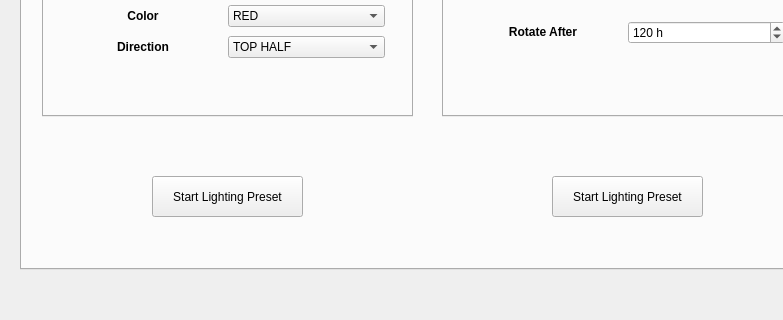
Before: the Qt Designer form _ui/FlashLapse_CP.ui in CoCl-Jerry/Flashlapse_Dev, drawn with Qt 5; both pictures show x 0 to 783 and y 370 to 690 of the 1280 by 690 pixel window.
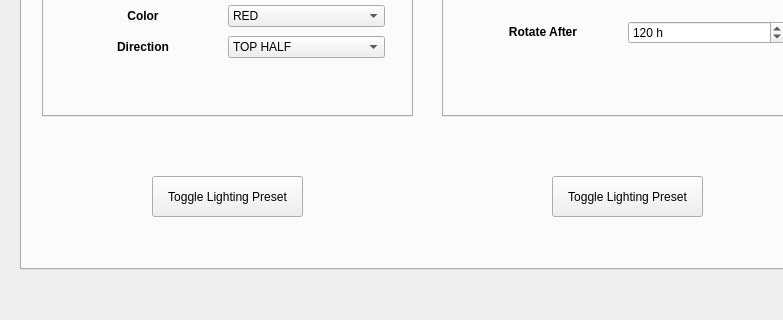
After: the same form once the commit is applied. The open tabs and pages were chosen to show the change. Icons and pictures are not drawn.

Diff of the .ui file:
```diff
--- a/_ui/FlashLapse_CP.ui
+++ b/_ui/FlashLapse_CP.ui
@@ -1428,7 +1428,7 @@
        </rect>
       </property>
       <property name="text">
-       <string>Start Lighting Preset</string>
+       <string>Toggle Lighting Preset</string>
       </property>
      </widget>
      <widget class="QPushButton" name="MotionPreset_pushButton">
@@ -1441,7 +1441,7 @@
        </rect>
       </property>
       <property name="text">
-       <string>Start Lighting Preset</string>
+       <string>Toggle Lighting Preset</string>
       </property>
      </widget>
     </widget>
```
Left out of the diff: 2 changed lines with no effect on the pictures.
